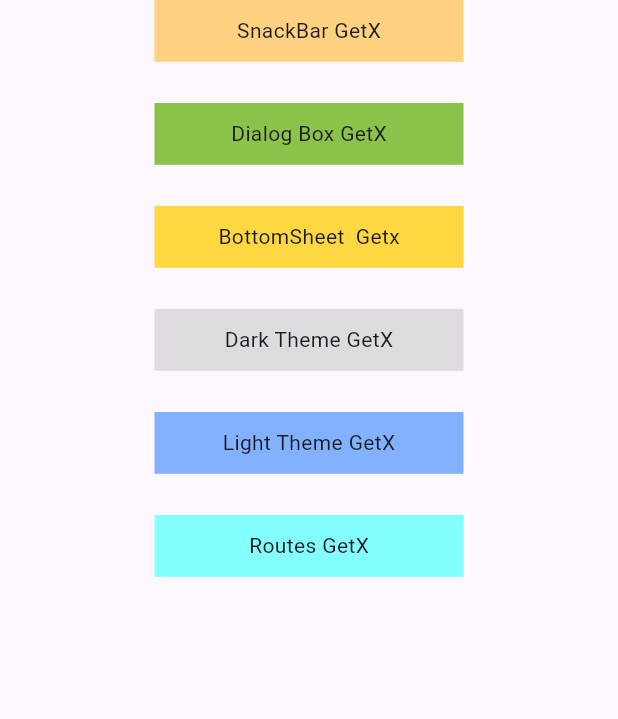
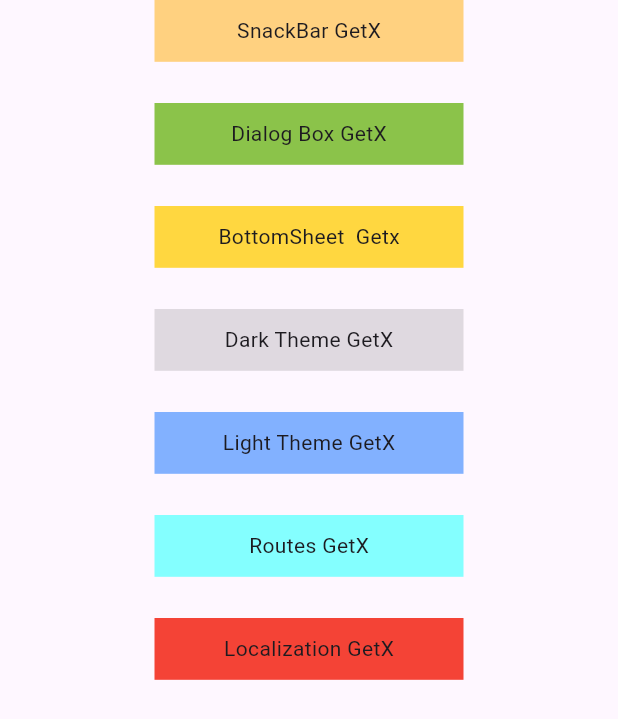
Before and after one commit to HamzaaJavaid/getx-flutter, a Flutter app: the screen it shows after launch, on a phone screen of 412 x 824 dp. Shown: the top 719 px of the screen. Run offline on Flutter 3.47's test engine with Material 3 defaults, Android fonts, the phone set to English and light mode, and no system bars; our stand-ins replace get.

Commit message:
localization

```diff
--- /dev/null
+++ b/lib/Language/language_file.dart
@@ -0,0 +1,34 @@
+
+
+
+import 'package:get/get.dart';
+
+class languages extends Translations{
+
+
+  @override
+  Map<String , Map<String , String>> get keys =>{
+    "en_US" : {
+      'Name': "Name" ,
+      "Age" : "Age" ,
+      "Hamza Javaid":"Hamza Javaid"
+    },
+    "ur_PK" : {
+      'Name': "نام" ,
+      "Age" : "عمر" ,
+      "Hamza Javaid":"حمزہ جاوید"
+    },
+    "fr_FN" : {
+      'Name': "Nom" ,
+      "Age" : "Âge" ,
+      "Hamza Javaid":"Hamza Javaid"
+    },
+  };
+
+
+
+
+
+
+
+}
--- a/lib/main.dart
+++ b/lib/main.dart
@@ -1,5 +1,7 @@
 import 'package:flutter/material.dart';
 import 'package:get/get.dart';
+
+import 'Language/language_file.dart';
 
 
 void main() {
@@ -16,8 +18,11 @@ class MyApp extends StatelessWidget {
   final width =  MediaQuery.of(context).size.width;
     return GetMaterialApp(
       getPages: [
-        GetPage(name: "/screen1", page: ()=>GetScreen_1())
+        GetPage(name: "/screen1", page: ()=>GetScreen_1()),
+        GetPage(name: "/screen2", page: ()=>LocalizationScreen()),
       ],
+      locale: Locale("en" ,"US"),
+      translations: languages(),
       home: Scaffold(
        body: SafeArea(
          child:SingleChildScrollView(
@@ -147,6 +152,22 @@ class MyApp extends StatelessWidget {
 
                    ),
                  ),
+                 SizedBox(height: height/30,),
+                 InkWell(
+                   onTap: (){
+
+                     Get.toNamed("/screen2");
+                   },
+                   child: Container(
+                     height: height/20,
+                     width: width/2,
+                     child: Center(child: Text('Localization GetX')),
+                     decoration: BoxDecoration(
+                       color: Colors.red,
+                     ),
+
+                   ),
+                 ),
                ],
              ),
            ),
@@ -156,6 +177,50 @@ class MyApp extends StatelessWidget {
     );
   }
 }
+
+
+
+
+class LocalizationScreen extends StatefulWidget {
+  const LocalizationScreen({super.key});
+
+  @override
+  State<LocalizationScreen> createState() => _LocalizationScreenState();
+}
+
+class _LocalizationScreenState extends State<LocalizationScreen> {
+  @override
+  Widget build(BuildContext context) {
+    return Scaffold(
+      body: Center(
+        child: Column(
+          children: [
+            Text('Name'.tr),
+            Text('Age'.tr),
+            Text('Hamza Javaid'.tr),
+            SizedBox(height: 30,),
+            Row(
+              mainAxisAlignment: MainAxisAlignment.center,
+              children: [
+                TextButton(onPressed: (){
+                 Get.updateLocale(Locale("en" ,"US"));
+                }, child: Text('English')),
+                TextButton(onPressed: (){
+                  Get.updateLocale(Locale("ur" ,"PK"));
+                }, child: Text('Urdu')),
+                TextButton(onPressed: (){
+                  Get.updateLocale(Locale("fr" ,"FN"));
+                }, child: Text('French'))
+              ],
+            )
+          ],
+        ),
+      ),
+    );
+  }
+}
+
+
 
 class GetScreen_1 extends StatelessWidget {
   const GetScreen_1({super.key});
```
